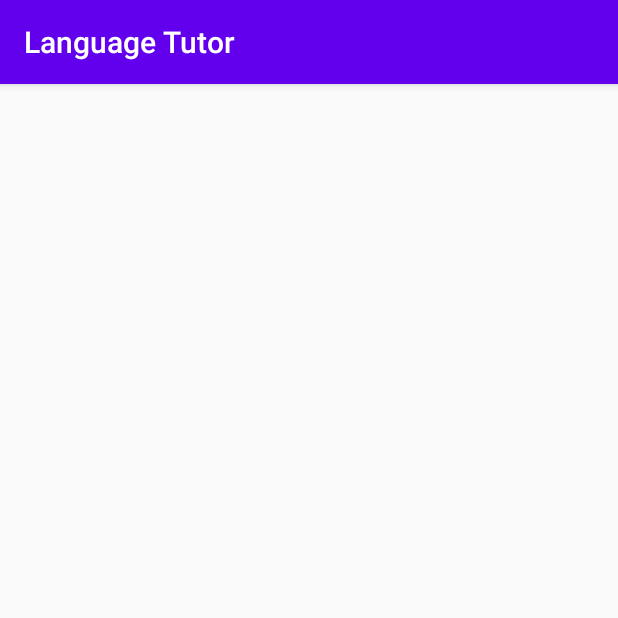
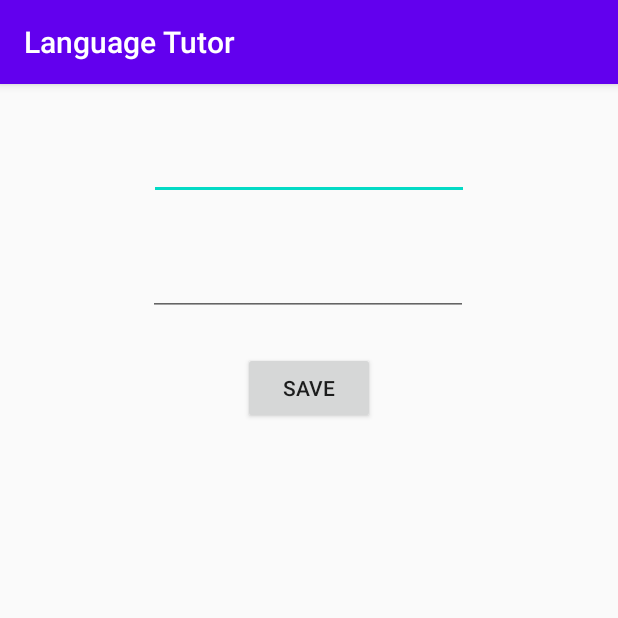
Before and after one commit to CodecoolGlobal/language-tutor-java-Enci21, an Android app: the AddWordActivity screen opened directly, with no data from a screen before it, on a phone screen of 412 x 824 dp, the top half of it. Run offline under Robolectric (Android 15) with nearby library versions, the phone set to English and light mode, and no system bars; our stand-ins replace ButterKnife, Room's generated code.

Commit message:
Create add word click handler

```diff
--- a/languagetutor/app/src/main/java/com/codecool/languagetutor/addword/AddWordActivity.java
+++ b/languagetutor/app/src/main/java/com/codecool/languagetutor/addword/AddWordActivity.java
@@ -1,21 +1,49 @@
 package com.codecool.languagetutor.addword;
 
 import androidx.appcompat.app.AppCompatActivity;
+import butterknife.BindView;
+import butterknife.ButterKnife;
 
 import android.os.Bundle;
+import android.view.View;
+import android.widget.Button;
+import android.widget.EditText;
 
 import com.codecool.languagetutor.R;
+import com.codecool.languagetutor.roomDataBase.Word;
 
 public class AddWordActivity extends AppCompatActivity implements AddWordContract.View{
+
+
+    private AddWordContract.Presenter presenter;
+
+    @BindView(R.id.save_button)
+    Button saveButton;
+    @BindView(R.id.english_word)
+    EditText englishWord;
+    @BindView(R.id.translation)
+    EditText translation;
 
     @Override
     protected void onCreate(Bundle savedInstanceState) {
         super.onCreate(savedInstanceState);
         setContentView(R.layout.activity_add_word);
+
+        ButterKnife.bind(this);
+        saveButton.setOnClickListener(new View.OnClickListener() {
+            @Override
+            public void onClick(View v) {
+                Word word = new Word(englishWord.getText().toString(), translation.getText().toString());
+                presenter.insert(word);
+            }
+        });
+
+        presenter = new AddWordPresenter(this, getApplication());
+        presenter.onAttach();
     }
 
     @Override
     public void setPresenter(AddWordContract.Presenter presenter) {
-
+        this.presenter= presenter;
     }
 }
--- a/languagetutor/app/src/main/java/com/codecool/languagetutor/addword/AddWordContract.java
+++ b/languagetutor/app/src/main/java/com/codecool/languagetutor/addword/AddWordContract.java
@@ -2,6 +2,7 @@ package com.codecool.languagetutor.addword;
 
 import com.codecool.languagetutor.BasePresenter;
 import com.codecool.languagetutor.BaseView;
+import com.codecool.languagetutor.roomDataBase.Word;
 
 public interface AddWordContract {
 
@@ -10,6 +11,6 @@ public interface AddWordContract {
     }
 
     interface Presenter extends BasePresenter{
-
+        void insert(Word word);
     }
 }
--- a/languagetutor/app/src/main/java/com/codecool/languagetutor/addword/AddWordPresenter.java
+++ b/languagetutor/app/src/main/java/com/codecool/languagetutor/addword/AddWordPresenter.java
@@ -2,6 +2,7 @@ package com.codecool.languagetutor.addword;
 
 import android.app.Application;
 
+import com.codecool.languagetutor.roomDataBase.Word;
 import com.codecool.languagetutor.roomDataBase.WordRepository;
 
 public class AddWordPresenter implements AddWordContract.Presenter {
@@ -14,6 +15,8 @@ public class AddWordPresenter implements AddWordContract.Presenter {
         this.repository = new WordRepository(application);
     }
 
+
+
     @Override
     public void onAttach() {
         view.setPresenter(this);
@@ -23,4 +26,9 @@ public class AddWordPresenter implements AddWordContract.Presenter {
     public void onDetach() {
         this.view = null;
     }
+
+    @Override
+    public void insert(Word word) {
+        repository.insert(word);
+    }
 }
--- a/languagetutor/app/src/main/res/layout/activity_add_word.xml
+++ b/languagetutor/app/src/main/res/layout/activity_add_word.xml
@@ -6,4 +6,36 @@
     android:layout_height="match_parent"
     tools:context=".addword.AddWordActivity">
 
+    <EditText
+        android:id="@+id/english_word"
+        android:layout_width="wrap_content"
+        android:layout_height="wrap_content"
+        android:layout_marginTop="32dp"
+        android:ems="10"
+        android:inputType="textPersonName"
+        app:layout_constraintEnd_toEndOf="parent"
+        app:layout_constraintStart_toStartOf="parent"
+        app:layout_constraintTop_toTopOf="parent" />
+
+    <Button
+        android:id="@+id/save_button"
+        android:layout_width="wrap_content"
+        android:layout_height="wrap_content"
+        android:layout_marginTop="24dp"
+        android:text="@string/save_btn_label"
+        app:layout_constraintEnd_toEndOf="parent"
+        app:layout_constraintStart_toStartOf="parent"
+        app:layout_constraintTop_toBottomOf="@+id/translation" />
+
+    <EditText
+        android:id="@+id/translation"
+        android:layout_width="wrap_content"
+        android:layout_height="wrap_content"
+        android:layout_marginTop="32dp"
+        android:ems="10"
+        android:inputType="textPersonName"
+        app:layout_constraintEnd_toEndOf="parent"
+        app:layout_constraintHorizontal_bias="0.497"
+        app:layout_constraintStart_toStartOf="parent"
+        app:layout_constraintTop_toBottomOf="@+id/english_word" />
 </androidx.constraintlayout.widget.ConstraintLayout>
--- a/languagetutor/app/src/main/res/values/strings.xml
+++ b/languagetutor/app/src/main/res/values/strings.xml
@@ -3,4 +3,5 @@
     <string name="add_word_btn_label">Add Word</string>
     <string name="train_btn_label">Train</string>
     <string name="history_btn_label">History</string>
+    <string name="save_btn_label">Save</string>
 </resources>
```
